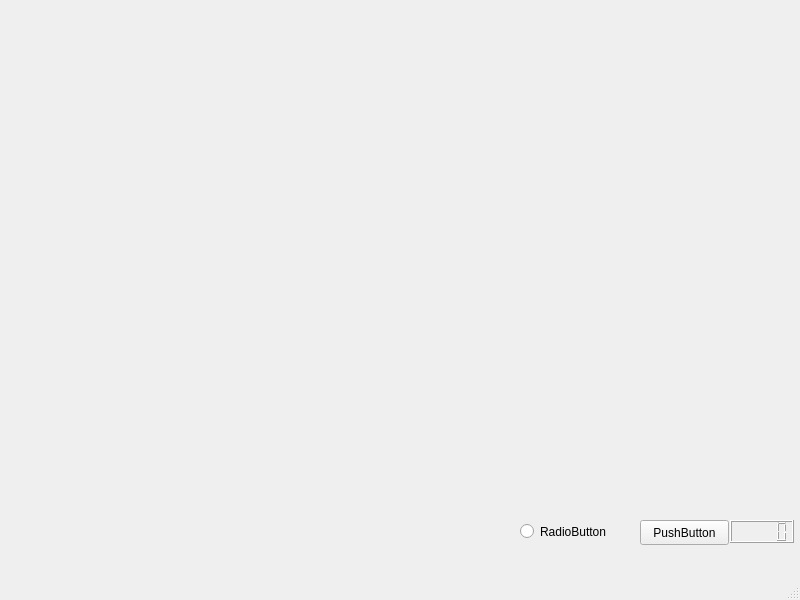
thomasblond/Wifibot, file mainwindow.ui: the form before one commit.
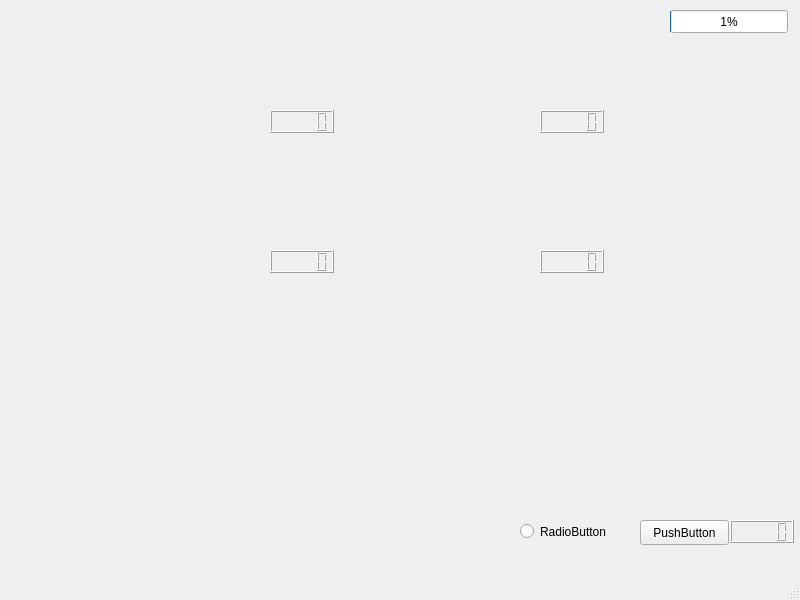
The form after the commit.

Patch:
```diff
--- a/mainwindow.ui
+++ b/mainwindow.ui
@@ -50,6 +50,59 @@
      <string>RadioButton</string>
     </property>
    </widget>
+   <widget class="QLCDNumber" name="avantDroite">
+    <property name="geometry">
+     <rect>
+      <x>540</x>
+      <y>110</y>
+      <width>64</width>
+      <height>23</height>
+     </rect>
+    </property>
+   </widget>
+   <widget class="QLCDNumber" name="avantGauche">
+    <property name="geometry">
+     <rect>
+      <x>270</x>
+      <y>110</y>
+      <width>64</width>
+      <height>23</height>
+     </rect>
+    </property>
+   </widget>
+   <widget class="QLCDNumber" name="arriereDroite">
+    <property name="geometry">
+     <rect>
+      <x>540</x>
+      <y>250</y>
+      <width>64</width>
+      <height>23</height>
+     </rect>
+    </property>
+   </widget>
+   <widget class="QProgressBar" name="bat">
+    <property name="geometry">
+     <rect>
+      <x>670</x>
+      <y>10</y>
+      <width>118</width>
+      <height>23</height>
+     </rect>
+    </property>
+    <property name="value">
+     <number>1</number>
+    </property>
+   </widget>
+   <widget class="QLCDNumber" name="arriereGauche">
+    <property name="geometry">
+     <rect>
+      <x>270</x>
+      <y>250</y>
+      <width>64</width>
+      <height>23</height>
+     </rect>
+    </property>
+   </widget>
   </widget>
   <widget class="QMenuBar" name="menubar">
    <property name="geometry">
```
